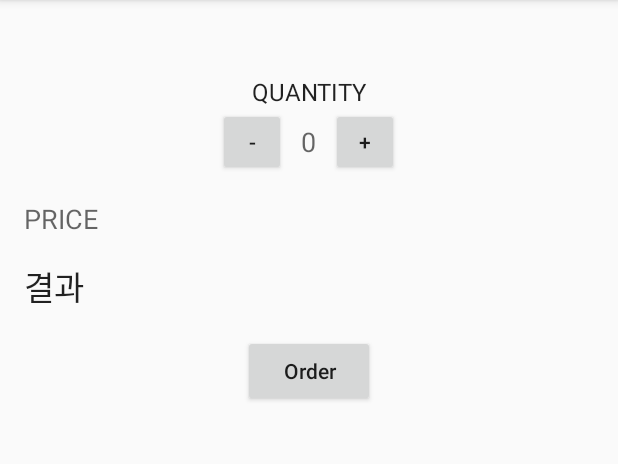
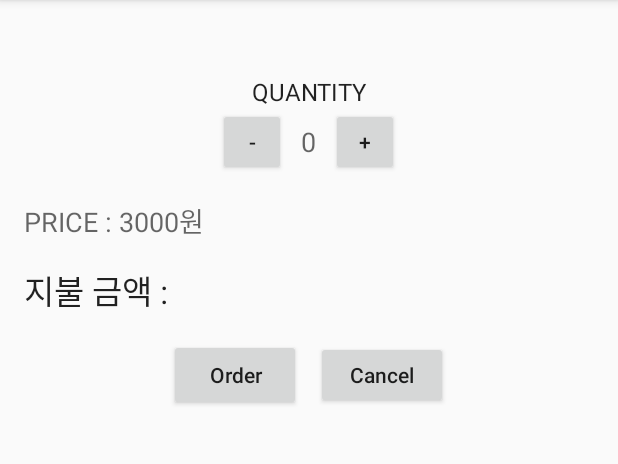
Before and after one commit to Kylekimga/working, an Android app: the screen it shows after launch (MainActivity), on a phone screen of 412 x 824 dp, the part 84-548 px from its top. Run offline under Robolectric (Android 15) with nearby library versions, the phone set to English and light mode, and no system bars.

Commit message:
커피앱 완성

```diff
--- a/app/src/main/java/com/example/working/MainActivity.java
+++ b/app/src/main/java/com/example/working/MainActivity.java
@@ -12,35 +12,95 @@ import android.widget.Toast;
 public class MainActivity extends AppCompatActivity {
 
     private static final String TAG = MainActivity.class.getSimpleName();
+    public static final int QUANTITY_MIN = 1;
+    public static final int QUANTITY_MAX = 10;
+    public static final int COFFEE_PRICE = 3000;
     private Button mMinusButton;
     private Button mPlusButton;
+    private Button mOrderButton;
+    private Button mCancelButton;
     private TextView mQuantityTextView;
+    private TextView mResultTextView;
     private int mQuantity;
 
     @Override
     protected void onCreate(Bundle savedInstanceState) {
         super.onCreate(savedInstanceState);
-        //초기화매서드
-        initial();
+
         //레이아웃 표시
         setContentView(R.layout.layout_coffee);
         // 레이아웃에서 특정 id를 인스턴스 변수와 연결
         mMinusButton = (Button) findViewById(R.id.minus_button);
         mPlusButton = (Button) findViewById(R.id.plus_button);
+        mOrderButton = (Button) findViewById(R.id.order_button);
+        mCancelButton = (Button) findViewById(R.id.cancel_button);
         mQuantityTextView = (TextView) findViewById(R.id.quantity_text);
-
+        mResultTextView = (TextView) findViewById(R.id.result_text);
+        //초기화매서드
+        initial();
         mMinusButton.setOnClickListener(new View.OnClickListener() {
             @Override
             public void onClick(View view) {
                 //debug
                 Log.d(TAG, "사용자가 마이너스 버튼 클릭함");
-                Toast.makeText(MainActivity.this, "이미 수량이 0개 입니다", Toast.LENGTH_SHORT).show();
+                if (mQuantity > QUANTITY_MIN) {
+                    mQuantity--;
+                    mQuantityTextView.setText("" + mQuantity);
+                    displayresult();
+                }
+                else {
+                    initial();
+                    mQuantityTextView.setText("" + mQuantity);
+                    Toast.makeText(MainActivity.this, "수량이 0개 입니다", Toast.LENGTH_SHORT).show();
 
+                }
             }
         });
+
+        mPlusButton.setOnClickListener(new View.OnClickListener() {
+            @Override
+            public void onClick(View view) {
+                //debug
+                Log.d(TAG, "사용자가 플러스 버튼 클릭함");
+                mQuantity++;
+                if (mQuantity > QUANTITY_MAX) {
+                    mQuantity = QUANTITY_MAX;
+                    Toast.makeText(MainActivity.this, "수량이 너무 많습니다", Toast.LENGTH_SHORT).show();
+                }
+                mQuantityTextView.setText("" + mQuantity);
+                displayresult();
+            }
+        });
+
+        mOrderButton.setOnClickListener(new View.OnClickListener() {
+            @Override
+            public void onClick(View view) {
+                String message = mResultTextView.getText().toString();
+                Toast.makeText(MainActivity.this, message + "\n주문되었습니다", Toast.LENGTH_SHORT).show();
+                initial();
+            }
+        });
+
+        mCancelButton.setOnClickListener(new View.OnClickListener() {
+            @Override
+            public void onClick(View view) {
+                initial();
+
+                Toast.makeText(MainActivity.this, "취소되었습니다", Toast.LENGTH_SHORT).show();
+            }
+        });
+
+    }
+
+    private void displayresult() {
+        String result = "지불 금액 : " + (COFFEE_PRICE * mQuantity)
+                + "원 입니다\n감사합니다";
+        mResultTextView.setText("" + result);
     }
 
     private void initial() {
         mQuantity = 0;
+        mResultTextView.setText("지불 금액 : ");
+        mQuantityTextView.setText("" + mQuantity);
     }
 }
--- a/app/src/main/res/layout/layout_coffee.xml
+++ b/app/src/main/res/layout/layout_coffee.xml
@@ -44,12 +44,13 @@
 
     </LinearLayout>
 
+
     <TextView
         android:layout_width="wrap_content"
         android:layout_height="wrap_content"
         android:layout_marginLeft="16sp"
         android:layout_marginBottom="16sp"
-        android:text="Price"
+        android:text="Price : 3000원"
         android:textAllCaps="true"
         android:textAppearance="?android:textAppearanceMedium" />
 
@@ -59,8 +60,15 @@
         android:layout_height="wrap_content"
         android:layout_marginLeft="16sp"
         android:layout_marginBottom="16sp"
-        android:text="결과"
+        android:text="지불 금액 : "
         android:textAppearance="?android:textAppearanceLarge" />
+
+    <LinearLayout
+        android:layout_width="match_parent"
+        android:layout_height="wrap_content"
+        android:gravity="center"
+        android:layout_marginBottom="16sp">
+
 
         <Button
             android:id="@+id/order_button"
@@ -70,4 +78,16 @@
             android:text="Order"
             android:textAllCaps="false" />
 
+
+        <Button
+            android:id="@+id/cancel_button"
+            android:layout_width="wrap_content"
+            android:layout_height="45sp"
+            android:layout_marginLeft="10sp"
+            android:text="Cancel"
+            android:textAllCaps="false"/>
+
+
     </LinearLayout>
+
+</LinearLayout>
```
Lines whose indentation alone changed are shown as unchanged.
